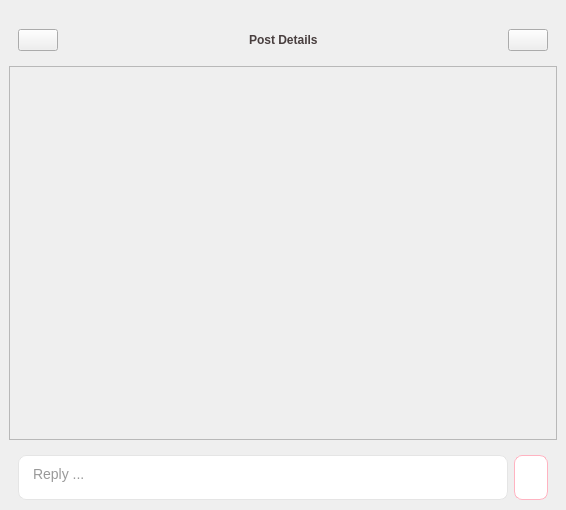
First picture: the form in ui/postPage.ui, repository FrenchFries-101/frontend, before the edit.
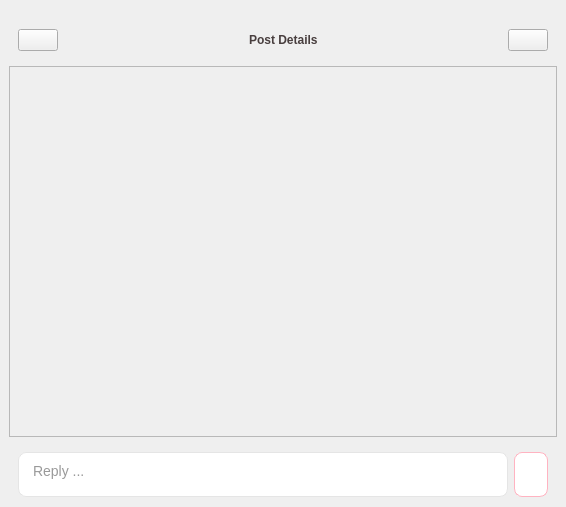
Second picture: the form after the edit. The open tabs and pages were chosen to show the change. Icons and pictures are not drawn.

What changed in the file:
```diff
--- a/ui/postPage.ui
+++ b/ui/postPage.ui
@@ -7,7 +7,7 @@
     <x>0</x>
     <y>0</y>
     <width>558</width>
-    <height>510</height>
+    <height>507</height>
    </rect>
   </property>
   <property name="sizePolicy">
@@ -390,13 +390,16 @@
          <property name="widgetResizable">
           <bool>true</bool>
          </property>
+         <property name="alignment">
+          <set>Qt::AlignmentFlag::AlignCenter</set>
+         </property>
          <widget class="QWidget" name="detail_content">
           <property name="geometry">
            <rect>
             <x>0</x>
             <y>0</y>
-            <width>96</width>
-            <height>26</height>
+            <width>536</width>
+            <height>365</height>
            </rect>
           </property>
           <layout class="QVBoxLayout" name="verticalLayout_6">
```
Left out of the diff: 2 changed lines with no effect on the pictures.
